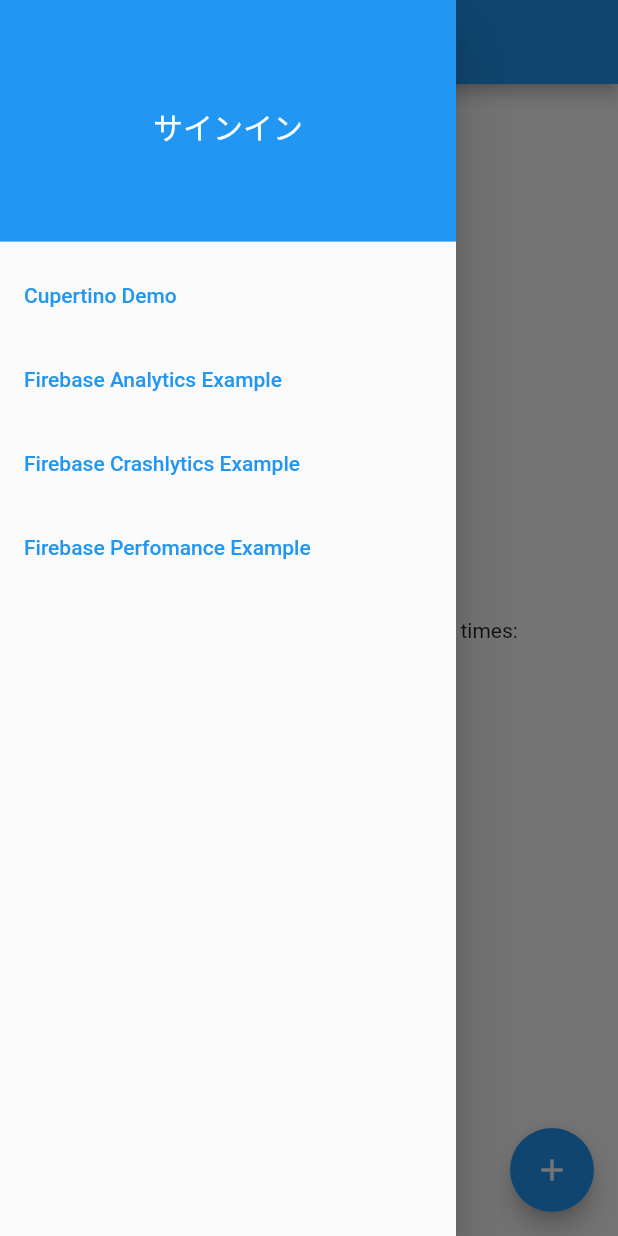
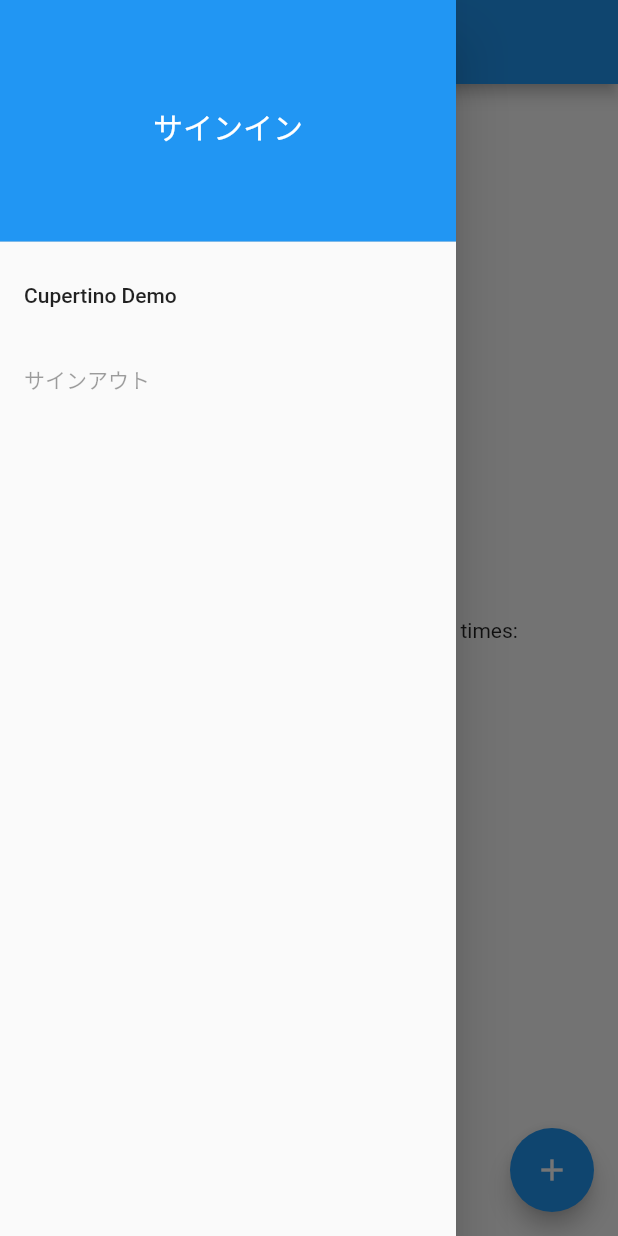
Before and after one commit to winuim/flutter_demo_app, a Flutter app: the screen it shows after launch, with the side drawer open, on a phone screen of 412 x 824 dp. Run offline on Flutter 3.47's test engine with Material 2 defaults, Android fonts, the phone set to English and light mode, and no system bars; our stand-ins replace firebase_analytics, firebase_auth, firebase_crashlytics; missing offline and left inert: the_validator; accounts and stored records are empty.

```diff
--- a/lib/app.dart
+++ b/lib/app.dart
@@ -9,14 +9,14 @@ import 'signin.dart';
 import 'signup.dart';
 
 class MyApp extends StatelessWidget {
-  static FirebaseAnalytics analytics = FirebaseAnalytics();
-  static FirebaseAnalyticsObserver observer =
-      FirebaseAnalyticsObserver(analytics: analytics);
+  static final FirebaseAnalytics _analytics = FirebaseAnalytics();
+  static final FirebaseAnalyticsObserver _observer =
+      FirebaseAnalyticsObserver(analytics: _analytics);
 
   // This widget is the root of your application.
   @override
   Widget build(BuildContext context) {
-    analytics.logAppOpen();
+    _analytics.logAppOpen();
 
     return MaterialApp(
       title: 'Flutter Demo',
@@ -39,7 +39,7 @@ class MyApp extends StatelessWidget {
       darkTheme: ThemeData.dark(),
       initialRoute: '/demo',
       routes: _route(),
-      navigatorObservers: <NavigatorObserver>[observer],
+      navigatorObservers: <NavigatorObserver>[_observer],
       // debugShowCheckedModeBanner: false,
       // debugShowMaterialGrid: true,
       // showSemanticsDebugger: true,
@@ -51,20 +51,20 @@ class MyApp extends StatelessWidget {
     return <String, WidgetBuilder>{
       '/demo': (BuildContext context) => DemoPage(
           title: 'Flutter Demo Home Page',
-          analytics: analytics,
-          observer: observer),
+          analytics: _analytics,
+          observer: _observer),
       '/cupertino': (BuildContext context) => CupertinoDemoPage(
           title: 'Flutter Demo Home Page',
-          analytics: analytics,
-          observer: observer),
+          analytics: _analytics,
+          observer: _observer),
       '/signin': (BuildContext context) => SignInPage(
           title: 'Flutter Demo Home Page',
-          analytics: analytics,
-          observer: observer),
+          analytics: _analytics,
+          observer: _observer),
       '/signup': (BuildContext context) => SignUpPage(
           title: 'Flutter Demo Home Page',
-          analytics: analytics,
-          observer: observer),
+          analytics: _analytics,
+          observer: _observer),
     };
   }
 }
--- a/lib/demo.dart
+++ b/lib/demo.dart
@@ -1,6 +1,11 @@
+import 'dart:async';
+
 import 'package:flutter/material.dart';
 import 'package:firebase_analytics/firebase_analytics.dart';
 import 'package:firebase_analytics/observer.dart';
+import 'package:firebase_auth/firebase_auth.dart';
+
+import 'authentication.dart';
 
 class DemoPage extends StatefulWidget {
   const DemoPage({Key key, this.title, this.analytics, this.observer})
@@ -25,17 +30,24 @@ class DemoPage extends StatefulWidget {
 
 class _DemoPageState extends State<DemoPage> {
   _DemoPageState(this.analytics, this.observer);
-
   final FirebaseAnalyticsObserver observer;
   final FirebaseAnalytics analytics;
-  int _counter;
-  bool _isSignined;
+
+  GlobalKey<ScaffoldState> _scaffoldKey = GlobalKey();
+  final BaseAuth _auth = Auth();
+  FirebaseUser _user;
+  int _counter = 0;
 
   @override
   void initState() {
     super.initState();
     _counter = 0;
-    _isSignined = false;
+    _getCurrentUser();
+  }
+
+  Future<void> _getCurrentUser() async {
+    _user = await _auth.getCurrentUser();
+    setState(() {});
   }
 
   void _incrementCounter() {
@@ -53,11 +65,13 @@ class _DemoPageState extends State<DemoPage> {
   }
 
   Widget _drawerHeader() {
-    if (_isSignined) {
-      return const UserAccountsDrawerHeader(
-        accountName: Text('User Name'),
-        accountEmail: Text('User Email'),
-        currentAccountPicture: CircleAvatar(
+    if (_user != null) {
+      final name = _user.isAnonymous ? 'Anonymous' : _user.displayName;
+      final email = _user.isAnonymous ? '' : _user.email;
+      return UserAccountsDrawerHeader(
+        accountName: Text(name ?? 'DisplayName not set'),
+        accountEmail: Text(email ?? 'Email not set'),
+        currentAccountPicture: const CircleAvatar(
           backgroundColor: Colors.white,
           backgroundImage: NetworkImage('https://i.pravatar.cc/'),
         ),
@@ -65,9 +79,10 @@ class _DemoPageState extends State<DemoPage> {
     } else {
       return DrawerHeader(
         child: FlatButton(
-            onPressed: () {
+            onPressed: () async {
               Navigator.pop(context);
-              Navigator.of(context).pushNamed('/signin');
+              await Navigator.of(context).pushNamed('/signin');
+              await _getCurrentUser();
             },
             child: Text(
               'サインイン',
@@ -78,41 +93,6 @@ class _DemoPageState extends State<DemoPage> {
         ),
       );
     }
-  }
-
-  List<Widget> _drawerList() {
-    return <Widget>[
-      _drawerHeader(),
-      ListTile(
-        selected: true,
-        title: const Text('Cupertino Demo'),
-        onTap: () {
-          Navigator.pop(context);
-          Navigator.of(context).pushNamed('/cupertino');
-        },
-      ),
-      ListTile(
-        selected: true,
-        title: const Text('Firebase Analytics Example'),
-        onTap: () {
-          Navigator.pop(context);
-        },
-      ),
-      ListTile(
-        selected: true,
-        title: const Text('Firebase Crashlytics Example'),
-        onTap: () {
-          Navigator.pop(context);
-        },
-      ),
-      ListTile(
-        selected: true,
-        title: const Text('Firebase Perfomance Example'),
-        onTap: () {
-          Navigator.pop(context);
-        },
-      ),
-    ];
   }
 
   @override
@@ -129,12 +109,35 @@ class _DemoPageState extends State<DemoPage> {
         // the App.build method, and use it to set our appbar title.
         title: Text(widget.title),
       ),
-      drawer: Drawer(
-        child: ListView(
-          padding: EdgeInsets.zero,
-          children: _drawerList(),
-        ),
-      ),
+      drawer: Builder(builder: (BuildContext context) {
+        return Drawer(
+          child: ListView(
+            padding: EdgeInsets.zero,
+            children: <Widget>[
+              _drawerHeader(),
+              ListTile(
+                title: const Text('Cupertino Demo'),
+                onTap: () {
+                  Navigator.pop(context);
+                  Navigator.of(context).pushNamed('/cupertino');
+                },
+              ),
+              ListTile(
+                title: const Text('サインアウト'),
+                onTap: () async {
+                  await _auth.signOut();
+                  await _getCurrentUser();
+                  Scaffold.of(context).showSnackBar(const SnackBar(
+                    content: Text('サインアウトしました'),
+                  ));
+                  Navigator.pop(context);
+                },
+                enabled: _user != null,
+              ),
+            ],
+          ),
+        );
+      }),
       body: Center(
         // Center is a layout widget. It takes a single child and positions it
         // in the middle of the parent.
--- a/pubspec.yaml
+++ b/pubspec.yaml
@@ -27,6 +27,7 @@ dependencies:
   firebase_analytics: ^5.0.11
   firebase_crashlytics: ^0.1.3+3
   firebase_performance: ^0.3.1+8
+  firebase_auth: ^0.16.0
   the_validator: ^1.0.1
 
   # The following adds the Cupertino Icons font to your application.
```
Also changed, not shown: lib/authentication.dart (added, +91 -0 lines), lib/signin.dart (+38 -32 lines), lib/signup.dart (+48 -12 lines), pubspec.lock, 3 other files.
